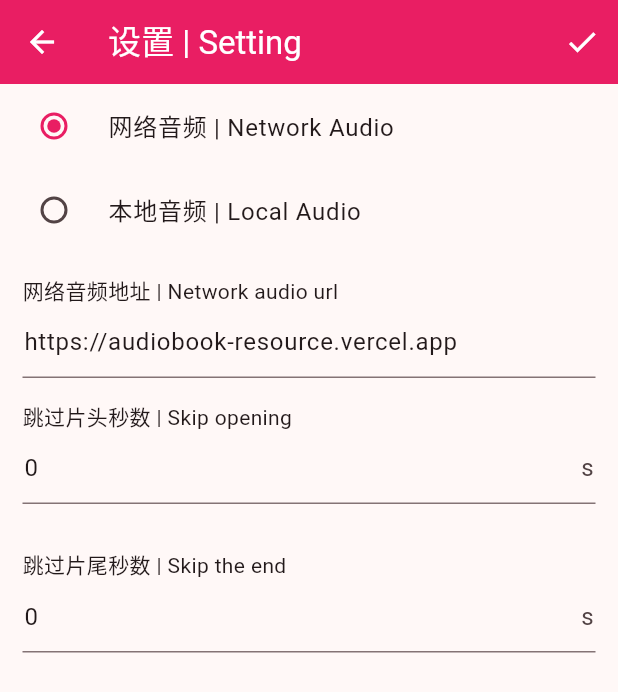
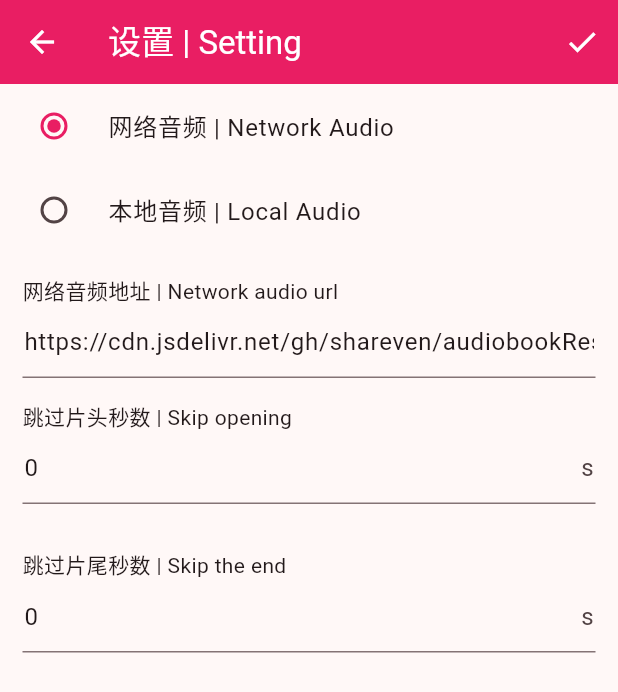
Before and after one commit to shareven/audiobook, a Flutter app: the SettingBook screen opened directly, on a phone screen of 412 x 824 dp. Shown: the top 692 px of the screen. Run offline on Flutter 3.47's test engine with Material 3 defaults, Android fonts, the phone set to English and light mode, and no system bars; drawn by our look-alikes of overlay_support; our stand-ins replace cached_network_image, connectivity, dio, file_picker, just_audio, just_audio_background and 3 more; missing offline and left inert: audio_session; accounts and stored records are empty; network calls fail.

Commit message:
Use cdn resource

```diff
--- a/lib/config/Global.dart
+++ b/lib/config/Global.dart
@@ -3,7 +3,7 @@ import 'package:flutter/material.dart';
 
 class Global {
   static const themeColor = Colors.pink;
-  static const String bookNetworkUrl = "https://audiobook-resource.vercel.app";
+  static const String bookNetworkUrl = "https://cdn.jsdelivr.net/gh/shareven/audiobookResource";
   static const String bookLocalPath = "/storage/emulated/0/Music/book";
 
   // 每3s自动保存播放进度 | Automatically save playback progress every 3 seconds
--- a/pubspec.yaml
+++ b/pubspec.yaml
@@ -16,7 +16,7 @@ publish_to: 'none' # Remove this line if you wish to publish to pub.dev
 # https://developer.apple.com/library/archive/documentation/General/Reference/InfoPlistKeyReference/Articles/CoreFoundationKeys.html
 # In Windows, build-name is used as the major, minor, and patch parts
 # of the product and file versions while build-number is used as the build suffix.
-version: 1.0.0+1
+version: 1.0.1+1
 
 environment:
   sdk: '>=3.4.3 <4.0.0'
```
Also changed, not shown: pubspec.lock, 1 other file.
